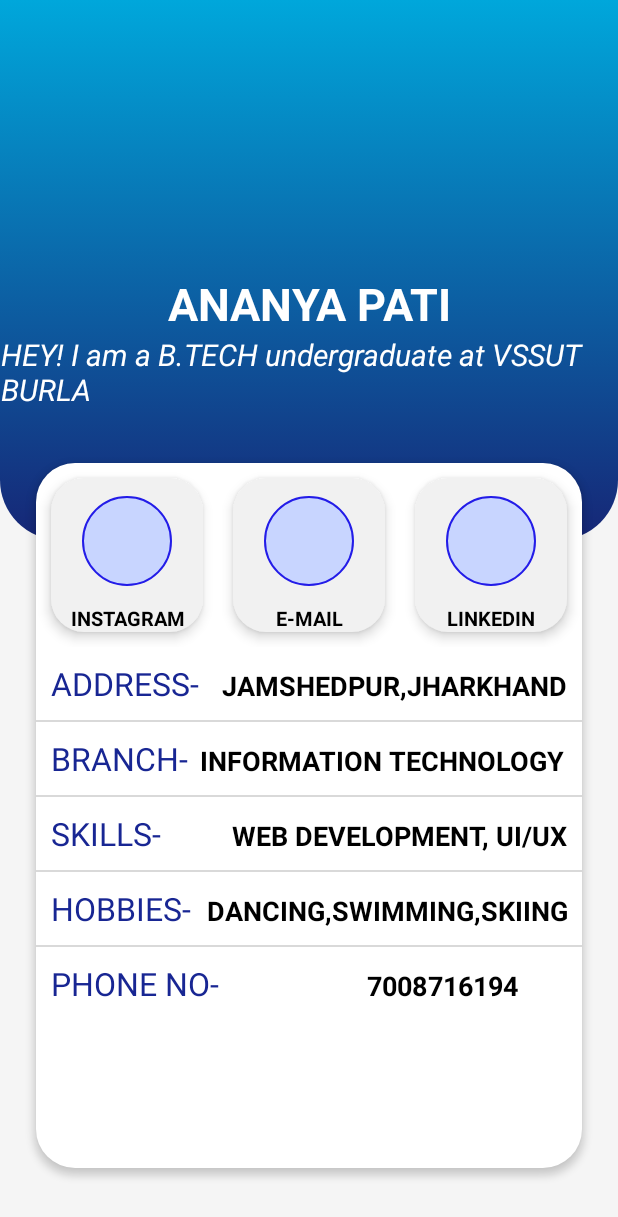
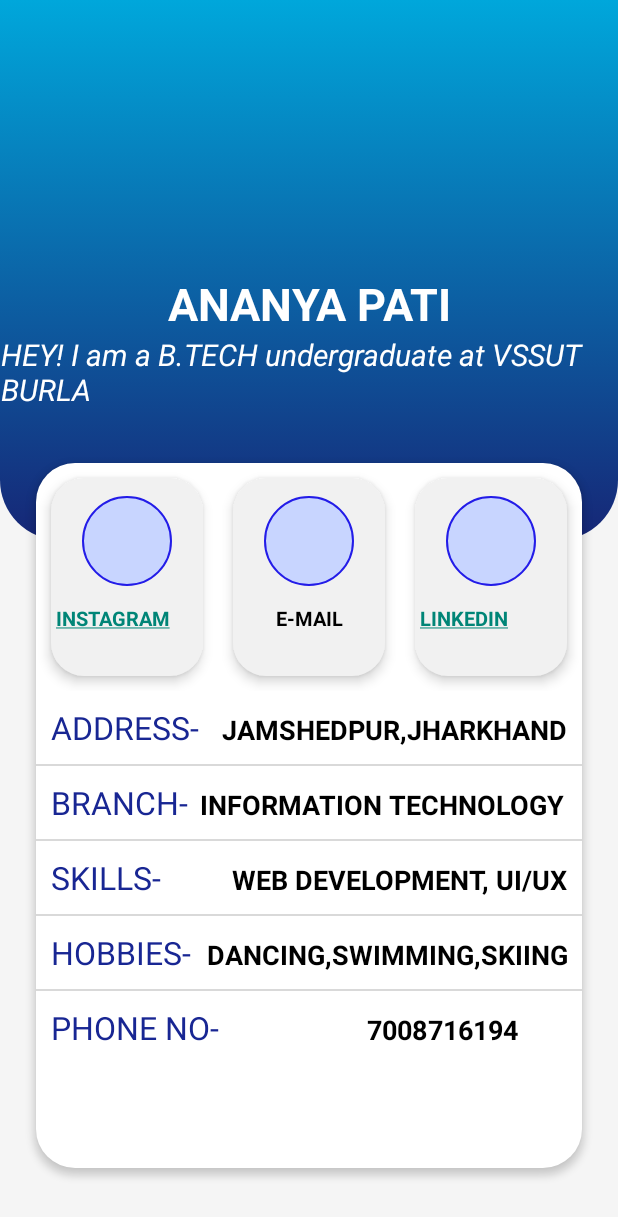
Before and after one commit to ananyapati26/myapp, an Android app built with Jetpack Compose: the layout activity_main.xml on its own in the app's theme, with its tools: preview values and no code run, on a phone screen of 412 x 824 dp. Shown: the top 1217 px of the screen. Run offline under Robolectric (Android 15) with nearby library versions, the phone set to English and light mode, and no system bars.

Commit message:
MY  PROFILE APP

```diff
--- a/app/src/main/res/layout/activity_main.xml
+++ b/app/src/main/res/layout/activity_main.xml
@@ -5,7 +5,7 @@
     android:layout_width="match_parent"
     android:layout_height="match_parent"
     android:background="#F5F5F5"
-    tools:context=".MainActivity2">
+    tools:context=".MainActivity">
 
     <ScrollView
         android:layout_width="match_parent"
@@ -89,7 +89,7 @@
 
                         <LinearLayout
                             android:layout_width="match_parent"
-                            android:layout_height="wrap_content"
+                            android:layout_height="152dp"
                             android:orientation="horizontal">
 
                             <LinearLayout
@@ -122,11 +122,11 @@
                                 <TextView
                                     android:id="@+id/textView321"
                                     android:layout_width="match_parent"
-                                    android:layout_height="wrap_content"
+                                    android:layout_height="match_parent"
                                     android:layout_margin="0dp"
                                     android:layout_marginBottom="8dp"
-                                    android:text="INSTAGRAM"
-                                    android:textAlignment="center"
+                                    android:text="@string/INSTAGRAM"
+                                    android:textAlignment="viewStart"
                                     android:textColor="#000000"
                                     android:textSize="13sp"
                                     android:textStyle="bold" />
@@ -205,8 +205,8 @@
                                     android:layout_height="wrap_content"
                                     android:layout_margin="0dp"
                                     android:layout_marginBottom="8dp"
-                                    android:text="LINKEDIN"
-                                    android:textAlignment="center"
+                                    android:text="@string/LINKEDIN"
+                                    android:textAlignment="textStart"
                                     android:textColor="#000000"
                                     android:textSize="13sp"
                                     android:textStyle="bold" />
--- a/app/src/main/res/values/strings.xml
+++ b/app/src/main/res/values/strings.xml
@@ -1,3 +1,9 @@
 <resources>
     <string name="app_name">myapp</string>
+    <string name="INSTAGRAM">
+        <a href = "https://www.instagram.com/ananyapati_/">INSTAGRAM</a>
+    </string>
+    <string name="LINKEDIN">
+        <a href = "https://www.linkedin.com/in/ananya-pati-b25027263/">LINKEDIN</a>
+    </string>
 </resources>
```
Also changed, not shown: app/src/main/AndroidManifest.xml (+1 -12 lines), app/src/main/java/com/example/myapp/MainActivity.kt (+3 -38 lines), app/src/main/java/com/example/myapp/MainActivity2.kt (deleted, +0 -11 lines), 2 other files.
